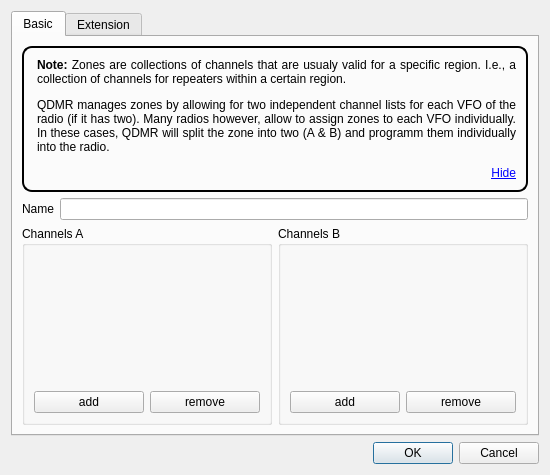
Before: the Qt Designer form src/zonedialog.ui in hmatuschek/qdmr, drawn with Qt 5.
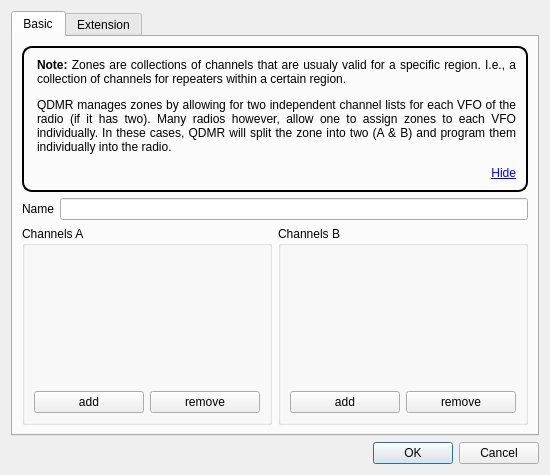
After: the same form once the commit is applied. Custom widgets are drawn as their Qt base class.

Patch:
```diff
--- a/src/zonedialog.ui
+++ b/src/zonedialog.ui
@@ -30,7 +30,7 @@
           <string notr="true">padding:10px;border: 2px solid black; border-radius: 10px;</string>
          </property>
          <property name="text">
-          <string>&lt;html&gt;&lt;head/&gt;&lt;body&gt;&lt;p align=&quot;justify&quot;&gt;&lt;span style=&quot; font-weight:600;&quot;&gt;Note:&lt;/span&gt; Zones are collections of channels that are usualy valid for a specific region. I.e., a collection of channels for repeaters within a certain region. &lt;/p&gt;&lt;p align=&quot;justify&quot;&gt;QDMR manages zones by allowing for two independent channel lists for each VFO of the radio (if it has two). Many radios however, allow to assign zones to each VFO individually. In these cases, QDMR will split the zone into two (A &amp;amp; B) and programm  them individually into the radio.&lt;/p&gt;&lt;p align=&quot;right&quot;&gt;&lt;a href=&quot;#hide&quot;&gt;&lt;span style=&quot; text-decoration: underline; color:#0000ff;&quot;&gt;Hide&lt;/span&gt;&lt;/a&gt;&lt;/p&gt;&lt;/body&gt;&lt;/html&gt;</string>
+          <string>&lt;html&gt;&lt;head/&gt;&lt;body&gt;&lt;p align=&quot;justify&quot;&gt;&lt;span style=&quot; font-weight:600;&quot;&gt;Note:&lt;/span&gt; Zones are collections of channels that are usualy valid for a specific region. I.e., a collection of channels for repeaters within a certain region. &lt;/p&gt;&lt;p align=&quot;justify&quot;&gt;QDMR manages zones by allowing for two independent channel lists for each VFO of the radio (if it has two). Many radios however, allow one to assign zones to each VFO individually. In these cases, QDMR will split the zone into two (A &amp;amp; B) and program them individually into the radio.&lt;/p&gt;&lt;p align=&quot;right&quot;&gt;&lt;a href=&quot;#hide&quot;&gt;&lt;span style=&quot; text-decoration: underline; color:#0000ff;&quot;&gt;Hide&lt;/span&gt;&lt;/a&gt;&lt;/p&gt;&lt;/body&gt;&lt;/html&gt;</string>
          </property>
          <property name="textFormat">
           <enum>Qt::RichText</enum>
```
